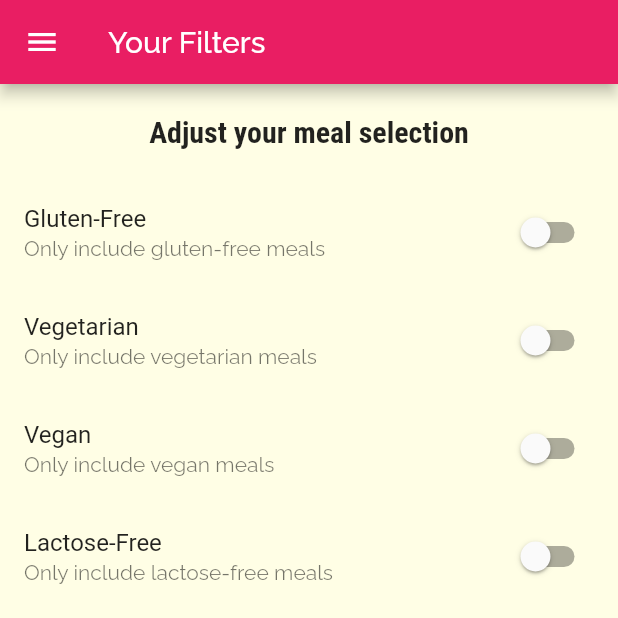
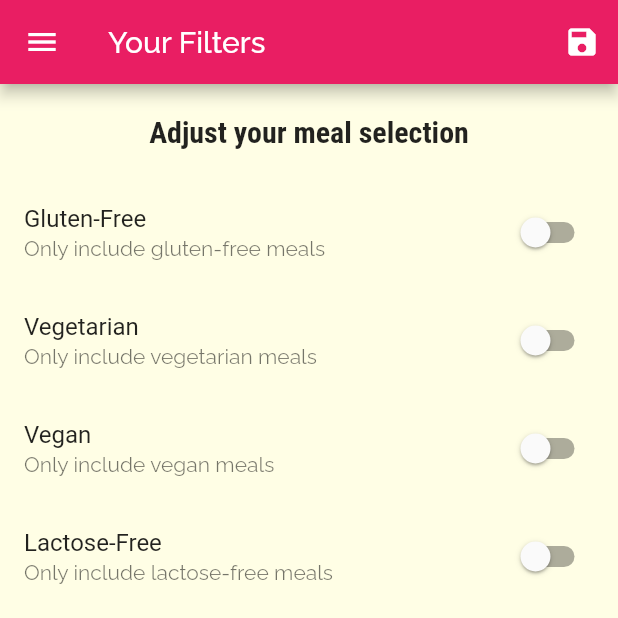
Before and after one commit to princenyamadi/meals-app, a Flutter app: the FiltersScreen screen opened by its route, on a phone screen of 412 x 824 dp, the top half of it. Run offline on Flutter 3.47's test engine with Material 2 defaults, Android fonts, the phone set to English and light mode, and no system bars.

Commit message:
feat: filtering items

```diff
--- a/lib/main.dart
+++ b/lib/main.dart
@@ -1,4 +1,6 @@
 import 'package:flutter/material.dart';
+import 'package:meals_app/data/dummy_data.dart';
+import 'package:meals_app/models/meal.dart';
 import 'package:meals_app/screens/categories_meals_screen.dart';
 import 'package:meals_app/screens/categories_screen.dart';
 import 'package:meals_app/screens/filters_screen.dart';
@@ -9,7 +11,42 @@ void main() {
   runApp(MyApp());
 }
 
-class MyApp extends StatelessWidget {
+class MyApp extends StatefulWidget {
+  @override
+  _MyAppState createState() => _MyAppState();
+}
+
+class _MyAppState extends State<MyApp> {
+  Map<String, bool> _filters = {
+    'gluten': false,
+    'lactose': false,
+    'vegan': false,
+    'vegetarian': false,
+  };
+
+  void _setFilters(Map<String, bool> filterDta) {
+    setState(() {
+      _filters = filterDta;
+      _availableMeals = DUMMY_MEALS.where((meal) {
+        if (_filters['gluten'] && !meal.isGlutenFree) {
+          return false;
+        }
+        if (_filters['lactose'] && !meal.isLactoseFree) {
+          return false;
+        }
+        if (_filters['vegan'] && !meal.isVegan) {
+          return false;
+        }
+        if (_filters['vegetarian'] && !meal.isVegetarian) {
+          return false;
+        }
+        return true;
+      }).toList();
+    });
+  }
+
+  List<Meal> _availableMeals = DUMMY_MEALS;
+
   @override
   Widget build(BuildContext context) {
     return MaterialApp(
@@ -37,9 +74,10 @@ class MyApp extends StatelessWidget {
       // initialRoute: '/',
       routes: {
         // '/': (ctx) => TabsScreen(),
-        CategoryMealsScreen.routeName: (ctx) => CategoryMealsScreen(),
+        CategoryMealsScreen.routeName: (ctx) =>
+            CategoryMealsScreen(_availableMeals),
         MealDetailScreen.routeName: (ctx) => MealDetailScreen(),
-        FiltersScreen.routeName: (ctx) => FiltersScreen(),
+        FiltersScreen.routeName: (ctx) => FiltersScreen(_setFilters, _filters),
       },
     );
   }
--- a/lib/screens/filters_screen.dart
+++ b/lib/screens/filters_screen.dart
@@ -3,6 +3,10 @@ import 'package:meals_app/widgets/main_drawer.dart';
 
 class FiltersScreen extends StatefulWidget {
   static const routeName = '/filters';
+  final Function saveFilters;
+  final Map<String, bool> currrentFilters;
+
+  FiltersScreen(this.saveFilters, this.currrentFilters);
 
   @override
   _FiltersScreenState createState() => _FiltersScreenState();
@@ -13,6 +17,15 @@ class _FiltersScreenState extends State<FiltersScreen> {
   var _vegetarian = false;
   var _vegan = false;
   var _lactoseFree = false;
+  @override
+  void initState() {
+    _glutenFree = widget.currrentFilters['gluten'];
+    _lactoseFree = widget.currrentFilters['lactose'];
+    _vegan = widget.currrentFilters['vegan'];
+    _vegetarian = widget.currrentFilters['vegetarian'];
+    super.initState();
+  }
+
   Widget _buildSwitchListTile(
       {String title,
       String description,
@@ -31,6 +44,23 @@ class _FiltersScreenState extends State<FiltersScreen> {
     return Scaffold(
       appBar: AppBar(
         title: Text('Your Filters'),
+        actions: [
+          IconButton(
+            icon: Icon(
+              Icons.save,
+              color: Colors.white,
+            ),
+            onPressed: () {
+              final selectedFilters = {
+                'gluten': _glutenFree,
+                'lactose': _lactoseFree,
+                'vegan': _vegan,
+                'vegetarian': _vegetarian,
+              };
+              widget.saveFilters(selectedFilters);
+            },
+          )
+        ],
       ),
       drawer: MainDrawer(),
       body: Column(
```
Also changed, not shown: lib/screens/categories_meals_screen.dart (+11 -8 lines).
